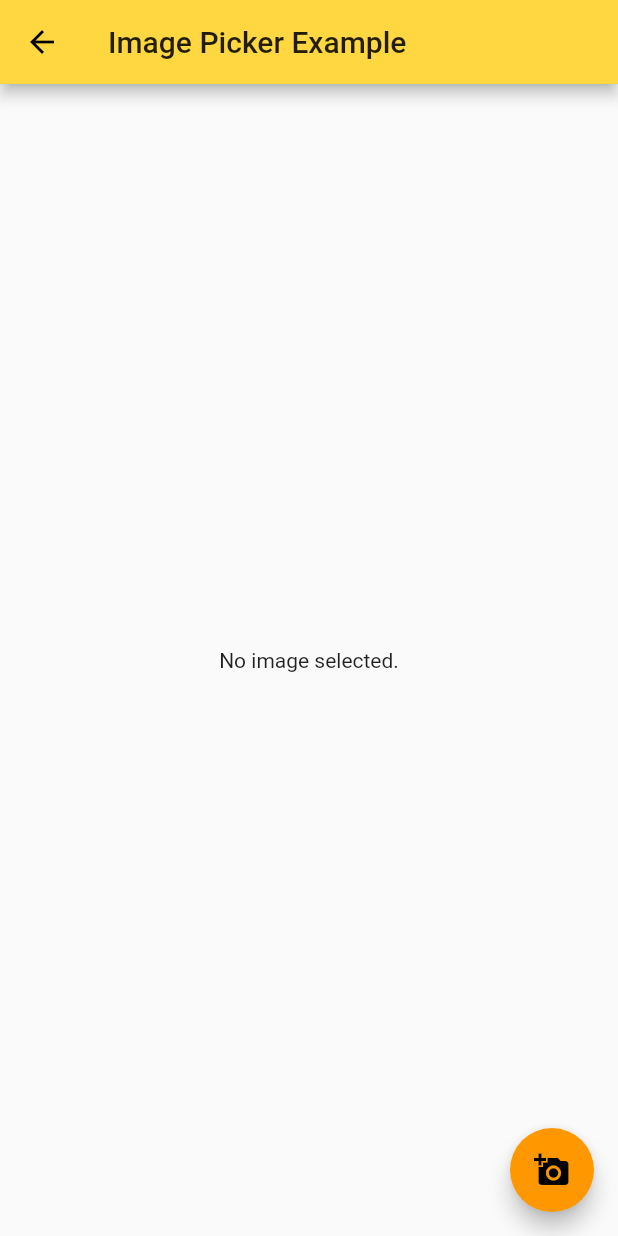
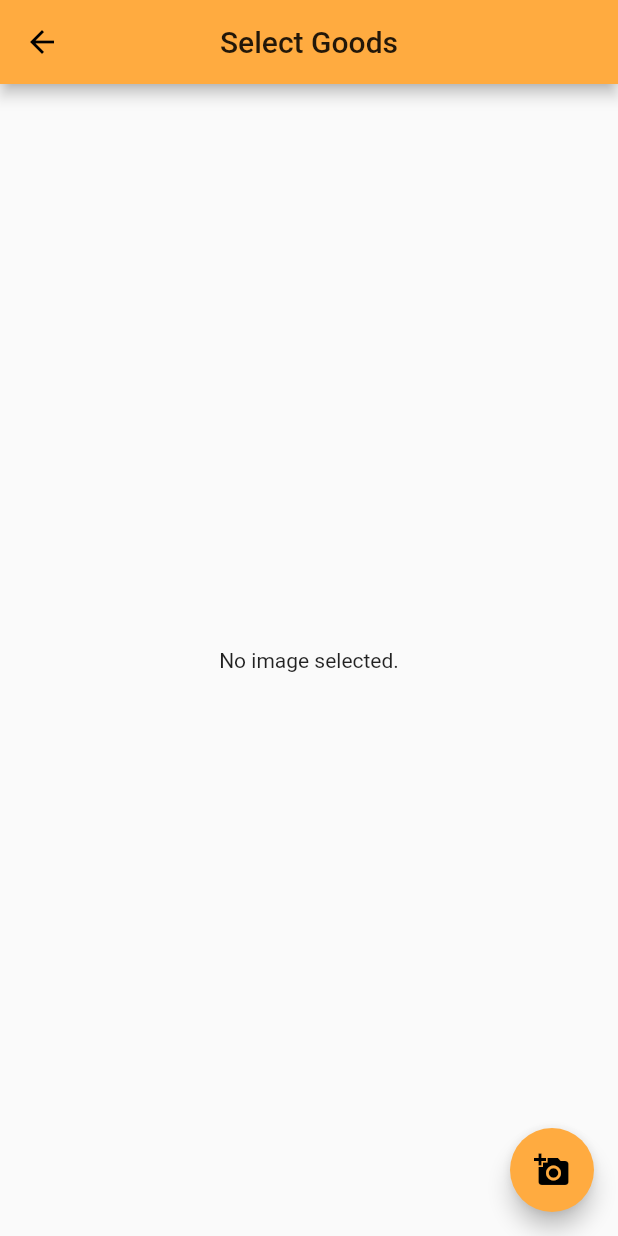
Before and after one commit to Vadaski/thefleamarketAPP, a Flutter app: the PickImageScreen screen opened directly, on a phone screen of 412 x 824 dp. Run offline on Flutter 3.47's test engine with Material 2 defaults, Android fonts, the phone set to English and light mode, and no system bars; our stand-ins replace image_picker.

Commit message:
调整了Imagepicker

```diff
--- a/fleamarket/lib/TestScreen/ImagePickerTestScreen.dart
+++ b/fleamarket/lib/Screen/ImagePickerTestScreen.dart
@@ -13,8 +13,7 @@ class _PickImageScreenState extends State<PickImageScreen> {
   File _image;
 
   Future getImage() async {
-    var image = await ImagePicker.pickImage(
-        source: ImageSource.gallery);
+    var image = await ImagePicker.pickImage(source: ImageSource.gallery);
     setState(() {
       _image = image;
     });
@@ -25,8 +24,9 @@ class _PickImageScreenState extends State<PickImageScreen> {
   Widget build(BuildContext context) {
     return new Scaffold(
       appBar: new AppBar(
-        backgroundColor: Colors.amberAccent,
-        title: new Text('Image Picker Example'),
+        backgroundColor: Colors.orangeAccent,
+        title: new Text('Select Goods'),
+        centerTitle: true,
       ),
       body: new Center(
         child: _image == null
@@ -36,7 +36,10 @@ class _PickImageScreenState extends State<PickImageScreen> {
       floatingActionButton: new FloatingActionButton(
         onPressed: getImage,
         tooltip: 'Pick Image',
-        child: new Icon(Icons.add_a_photo),
+        child: new Icon(
+          Icons.add_a_photo,
+        ),
+        backgroundColor: Colors.orangeAccent,
       ),
     );
   }
--- a/fleamarket/lib/Screen/NavigationScreen.dart
+++ b/fleamarket/lib/Screen/NavigationScreen.dart
@@ -5,10 +5,10 @@ import 'package:fleamarket/Screen/ProfileScreen.dart';
 import 'package:fleamarket/Screen/LoginScreen.dart';
 import 'package:fleamarket/Screen/SearchScreen.dart';
 import 'package:fleamarket/TestScreen/ShowSearchResultScreen.dart';
-import 'package:fleamarket/TestScreen/ImagePickerTestScreen.dart';
+import 'package:fleamarket/Screen/ImagePickerTestScreen.dart';
 import 'package:fleamarket/TestScreen/FriendlyChat.dart';
 import 'package:fleamarket/Screen/ReleaseScreen.dart';
-import 'package:fleamarket/TestScreen/ImagePickerTestScreen.dart';
+import 'package:fleamarket/Screen/ImagePickerTestScreen.dart';
 
 class NavigationScreen extends StatefulWidget {
   static const String routeName ='/Navigate';
```
Also changed, not shown: fleamarket/lib/Screen/ReleaseScreen.dart (+10 -1 lines).
